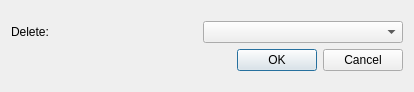
Above: deletebooks.ui from Alligraphic/BookShelf before the change. Below: the same form after it.
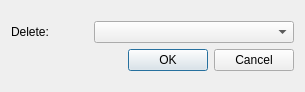
That is the form after the change.

The edit to the form file:
```diff
--- a/deletebooks.ui
+++ b/deletebooks.ui
@@ -6,7 +6,7 @@
    <rect>
     <x>0</x>
     <y>0</y>
-    <width>414</width>
+    <width>305</width>
     <height>92</height>
    </rect>
   </property>
```
